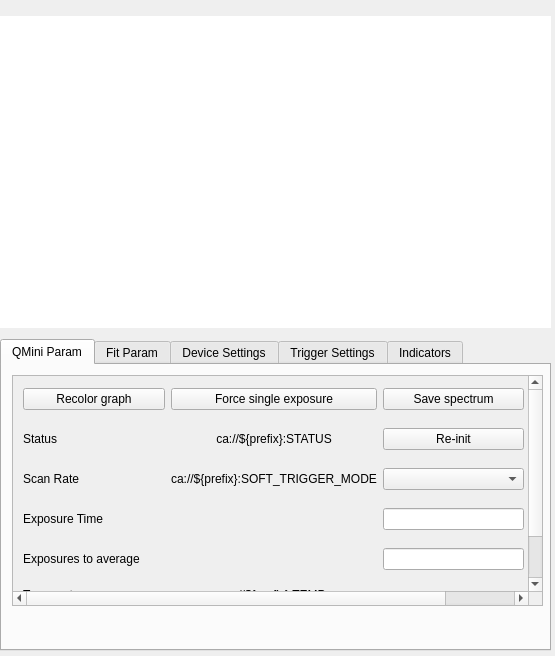
First picture: the form in pcdsdevices/ui/QminiSpectrometer.detailed.ui, repository pcdshub/pcdsdevices, before the edit.
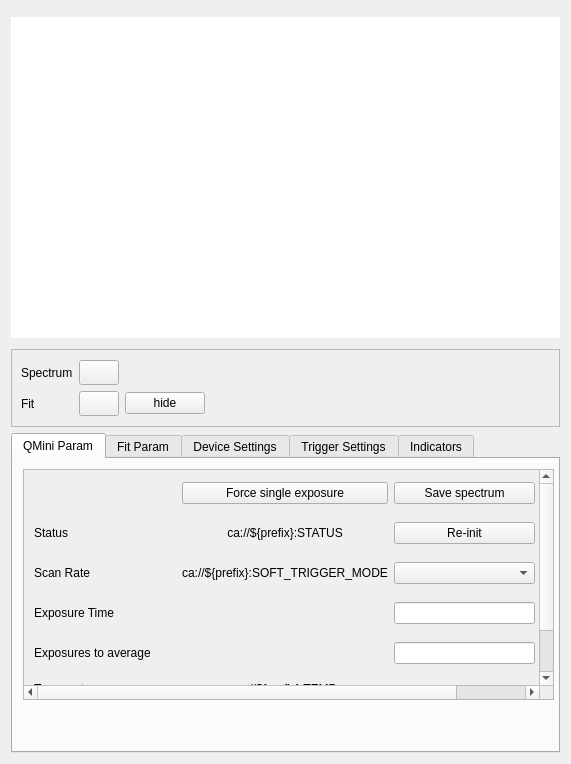
Second picture: the form after the edit. Custom widgets are drawn as their Qt base class.

Commit message: ENH: refactor Qmini detailed display to match embedded approach

```diff
--- a/pcdsdevices/ui/QminiSpectrometer.detailed.ui
+++ b/pcdsdevices/ui/QminiSpectrometer.detailed.ui
@@ -6,8 +6,8 @@
    <rect>
     <x>0</x>
     <y>0</y>
-    <width>555</width>
-    <height>656</height>
+    <width>569</width>
+    <height>764</height>
    </rect>
   </property>
   <property name="sizePolicy">
@@ -25,15 +25,8 @@
   <property name="windowTitle">
    <string>Form</string>
   </property>
-  <widget class="QWidget" name="verticalLayoutWidget">
-   <property name="geometry">
-    <rect>
-     <x>0</x>
-     <y>10</y>
-     <width>551</width>
-     <height>641</height>
-    </rect>
-   </property>
+  <layout class="QVBoxLayout" name="verticalLayout_3">
+   <item>
    <layout class="QVBoxLayout" name="verticalLayout">
     <item>
      <widget class="TyphosDisplayTitle" name="TyphosDisplayTitle">
@@ -44,6 +37,18 @@
     </item>
     <item>
      <widget class="PyDMWaveformPlot" name="plot">
+       <property name="sizePolicy">
+        <sizepolicy hsizetype="MinimumExpanding" vsizetype="Expanding">
+         <horstretch>0</horstretch>
+         <verstretch>0</verstretch>
+        </sizepolicy>
+       </property>
+       <property name="minimumSize">
+        <size>
+         <width>549</width>
+         <height>281</height>
+        </size>
+       </property>
       <property name="toolTip">
        <string/>
       </property>
@@ -112,10 +117,110 @@
       </property>
      </spacer>
     </item>
+     <item>
+      <widget class="QFrame" name="graph_tools">
+       <property name="sizePolicy">
+        <sizepolicy hsizetype="MinimumExpanding" vsizetype="Fixed">
+         <horstretch>0</horstretch>
+         <verstretch>0</verstretch>
+        </sizepolicy>
+       </property>
+       <property name="minimumSize">
+        <size>
+         <width>549</width>
+         <height>78</height>
+        </size>
+       </property>
+       <property name="frameShape">
+        <enum>QFrame::StyledPanel</enum>
+       </property>
+       <property name="frameShadow">
+        <enum>QFrame::Raised</enum>
+       </property>
+       <layout class="QVBoxLayout" name="verticalLayout_2">
+        <item>
+         <layout class="QGridLayout" name="graph_tools_grid">
+          <item row="0" column="0">
+           <widget class="QLabel" name="recolor_graph_label">
+            <property name="text">
+             <string>Spectrum</string>
+            </property>
+           </widget>
+          </item>
+          <item row="1" column="1">
+           <widget class="QPushButton" name="recolor_fit_button">
+            <property name="sizePolicy">
+             <sizepolicy hsizetype="Fixed" vsizetype="Fixed">
+              <horstretch>0</horstretch>
+              <verstretch>0</verstretch>
+             </sizepolicy>
+            </property>
+            <property name="minimumSize">
+             <size>
+              <width>25</width>
+              <height>25</height>
+             </size>
+            </property>
+            <property name="text">
+             <string/>
+            </property>
+           </widget>
+          </item>
+          <item row="1" column="0">
+           <widget class="QLabel" name="fit_recolor_label">
+            <property name="text">
+             <string>Fit</string>
+            </property>
+           </widget>
+          </item>
+          <item row="0" column="1">
+           <widget class="QPushButton" name="recolor_graph_button">
+            <property name="sizePolicy">
+             <sizepolicy hsizetype="Fixed" vsizetype="Fixed">
+              <horstretch>0</horstretch>
+              <verstretch>0</verstretch>
+             </sizepolicy>
+            </property>
+            <property name="minimumSize">
+             <size>
+              <width>25</width>
+              <height>25</height>
+             </size>
+            </property>
+            <property name="text">
+             <string/>
+            </property>
+           </widget>
+          </item>
+          <item row="1" column="2">
+           <widget class="QPushButton" name="toggle_fit_button">
+            <property name="text">
+             <string>hide</string>
+            </property>
+           </widget>
+          </item>
+          <item row="1" column="3">
+           <spacer name="horizontalSpacer">
+            <property name="orientation">
+             <enum>Qt::Horizontal</enum>
+            </property>
+            <property name="sizeHint" stdset="0">
+             <size>
+              <width>40</width>
+              <height>20</height>
+             </size>
+            </property>
+           </spacer>
+          </item>
+         </layout>
+        </item>
+       </layout>
+      </widget>
+     </item>
     <item>
      <widget class="QTabWidget" name="controls_tab">
       <property name="sizePolicy">
-       <sizepolicy hsizetype="Expanding" vsizetype="Expanding">
+        <sizepolicy hsizetype="MinimumExpanding" vsizetype="Expanding">
         <horstretch>0</horstretch>
         <verstretch>0</verstretch>
        </sizepolicy>
@@ -179,7 +284,7 @@
              </rect>
             </property>
             <property name="sizePolicy">
-             <sizepolicy hsizetype="Preferred" vsizetype="Preferred">
+              <sizepolicy hsizetype="Preferred" vsizetype="MinimumExpanding">
               <horstretch>0</horstretch>
               <verstretch>0</verstretch>
              </sizepolicy>
@@ -758,13 +863,6 @@
                 </property>
                </widget>
               </item>
-              <item row="0" column="0">
-               <widget class="QPushButton" name="recolor_graph_button">
-                <property name="text">
-                 <string>Recolor graph</string>
-                </property>
-               </widget>
-              </item>
              </layout>
             </widget>
            </widget>
@@ -2814,7 +2912,8 @@
      </widget>
     </item>
    </layout>
-  </widget>
+   </item>
+  </layout>
  </widget>
  <customwidgets>
   <customwidget>
```
Left out of the diff: 2 changed lines with no effect on the pictures. Lines whose indentation alone changed are shown as unchanged. The commit also changes 1 other file.
